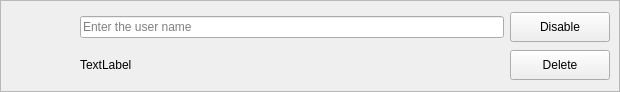
Qt form zapzap/view/card_user.ui (rafatosta/zapzap) before a commit.
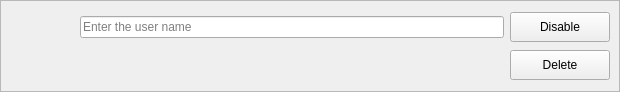
The same form after that commit.

```diff
--- a/zapzap/view/card_user.ui
+++ b/zapzap/view/card_user.ui
@@ -121,7 +121,7 @@
           <item>
            <widget class="QLabel" name="key">
             <property name="text">
-             <string>TextLabel</string>
+             <string/>
             </property>
            </widget>
           </item>
```
